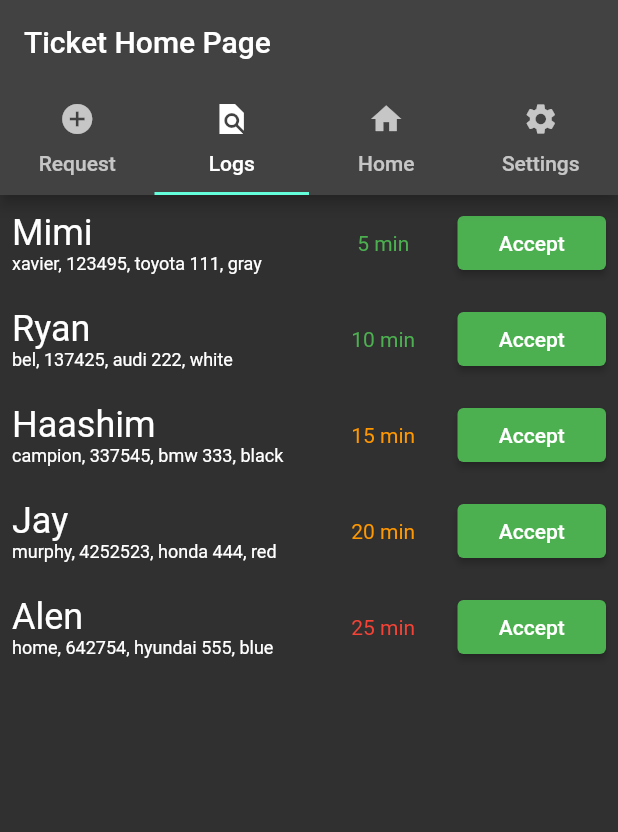
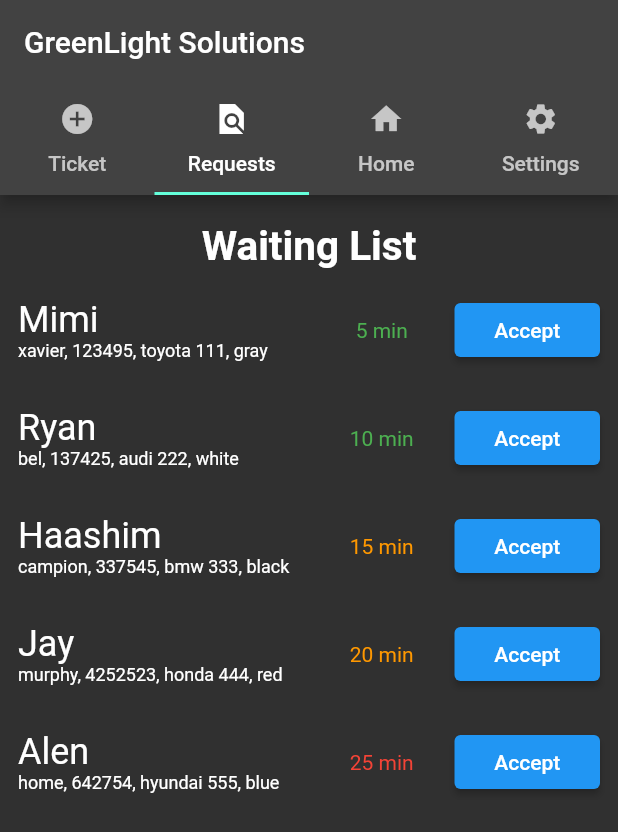
Before and after one commit to greenlightValet/valetApp, a Flutter app: the screen it shows after launch, tab 2 chosen, on a phone screen of 412 x 824 dp. Shown: the top 832 px of the screen. Run offline on Flutter 3.47's test engine with Material 2 defaults, Android fonts, the phone set to English and light mode, and no system bars; our stand-ins replace image_picker; missing offline and left inert: twilio_flutter.

Commit message:
updated homepage and request

```diff
--- a/lib/homepage.dart
+++ b/lib/homepage.dart
@@ -18,7 +18,7 @@ class Homepage extends StatelessWidget {
       debugShowCheckedModeBanner: false,
       title: 'Ticket',
       theme: ThemeData.dark(),
-      home: const FormPage(title: 'Ticket Home Page'),
+      home: const FormPage(title: 'GreenLight Solutions'),
     );
   }
 }
@@ -44,11 +44,11 @@ class _FormPageState extends State<FormPage> {
               tabs: [
                 Tab(
                   icon: Icon(Icons.add_circle),
-                  text: "Request",
+                  text: "Ticket",
                 ),
                 Tab(
                   icon: Icon(Icons.find_in_page_sharp),
-                  text: "Logs",
+                  text: "Requests",
                 ),
                 Tab(
                   icon: Icon(Icons.home),
--- a/lib/request.dart
+++ b/lib/request.dart
@@ -4,7 +4,6 @@ class Request extends StatefulWidget {
   const Request({super.key});
 
   @override
-
   State<Request> createState() => _RequestState();
 }
 
@@ -14,13 +13,27 @@ class _RequestState extends State<Request> {
     return Scaffold(
       body: SingleChildScrollView(
         child: Column(
+          children: [
+            const SizedBox(
+              width: double.infinity,
+              //height: 30,
+              child: Text(
+                "Waiting List",
+                textAlign: TextAlign.center,
+                style: TextStyle(
+                  fontSize: 27,
+                  fontWeight: FontWeight.w700,
+                  height: 2,
+                ),
+              ),
+            ),
+            Column(
               children: List.generate(
                 respondList.length,
                 (index) {
                   return Padding(
-                padding: const EdgeInsets.all(8.0),
+                    padding: const EdgeInsets.all(12.0),
                     child: Flex(
-                  //mainAxisAlignment: MainAxisAlignment.spaceBetween,
                       direction: Axis.horizontal,
                       children: [
                         Expanded(
@@ -55,10 +68,12 @@ class _RequestState extends State<Request> {
                           flex: 1,
                           child: ElevatedButton(
                             onPressed: () {
+                              setState(() {
                                 respondList.removeAt(index);
+                              });
                             },
                             style: ElevatedButton.styleFrom(
-                          backgroundColor: Colors.green,
+                              backgroundColor: Colors.blue,
                             ),
                             child: const Text("Accept"),
                           ),
@@ -68,6 +83,8 @@ class _RequestState extends State<Request> {
                   );
                 },
               ),
+            ),
+          ],
         ),
       ),
     );
```
Lines whose indentation alone changed are shown as unchanged.
